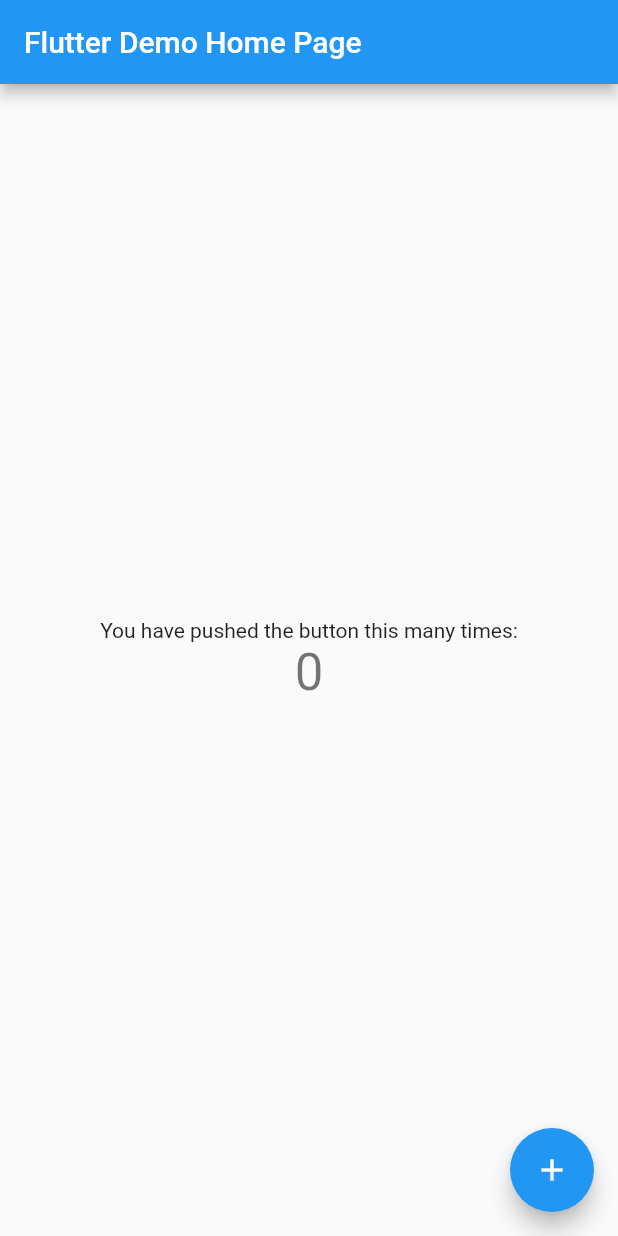
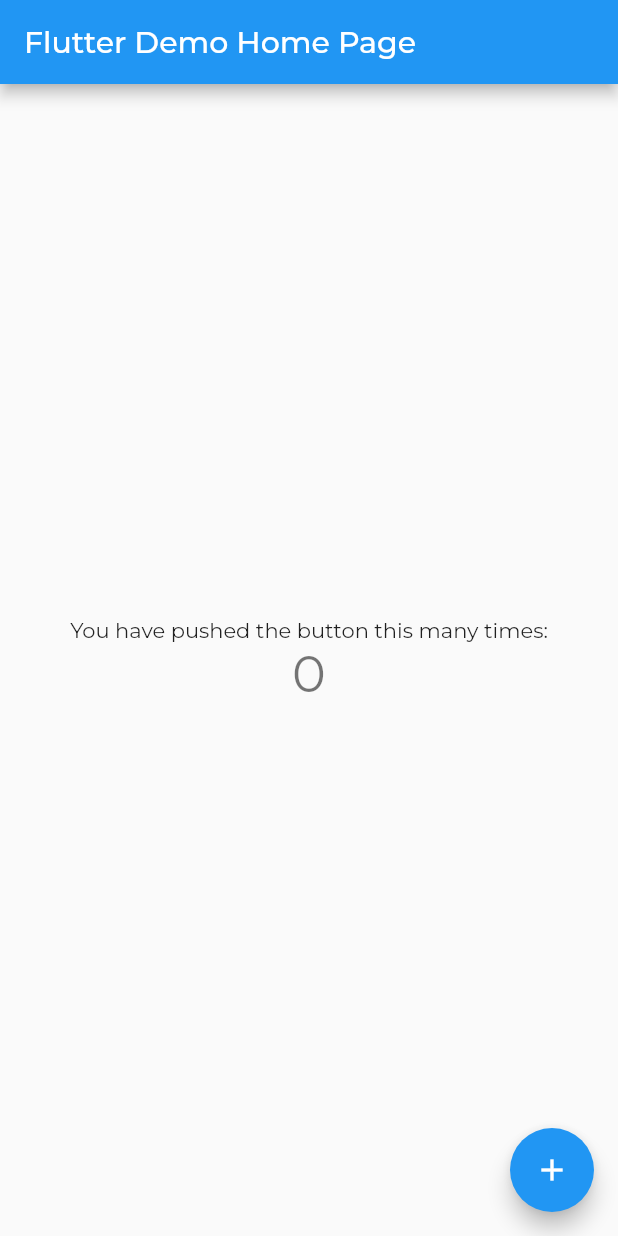
Before and after one commit to fruzix/flutter-playground, a Flutter app: the screen it shows after launch, on a phone screen of 412 x 824 dp. Run offline on Flutter 3.47's test engine with Material 2 defaults, Android fonts, the phone set to English and light mode, and no system bars.

Commit message:
chore: apply custom font and specify const

```diff
--- /dev/null
+++ b/lib/constants.dart
@@ -0,0 +1 @@
+const String MAIN_FONT = 'Montserrat';
--- a/lib/main.dart
+++ b/lib/main.dart
@@ -1,4 +1,5 @@
 import 'package:flutter/material.dart';
+import 'constants.dart' as constants;
 
 void main() {
   runApp(const MyApp());
@@ -13,15 +14,7 @@ class MyApp extends StatelessWidget {
     return MaterialApp(
       title: 'Flutter Demo',
       theme: ThemeData(
-        // This is the theme of your application.
-        //
-        // Try running your application with "flutter run". You'll see the
-        // application has a blue toolbar. Then, without quitting the app, try
-        // changing the primarySwatch below to Colors.green and then invoke
-        // "hot reload" (press "r" in the console where you ran "flutter run",
-        // or simply save your changes to "hot reload" in a Flutter IDE).
-        // Notice that the counter didn't reset back to zero; the application
-        // is not restarted.
+        fontFamily: constants.MAIN_FONT,
         primarySwatch: Colors.blue,
       ),
       home: const MyHomePage(title: 'Flutter Demo Home Page'),
```
Also changed, not shown: pubspec.yaml (+3 -6 lines).
